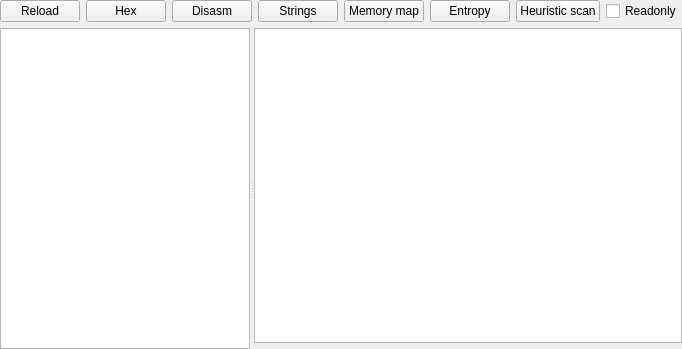
Old version of the form PE/pewidget.ui in the repository horsicq/FormatWidgets.
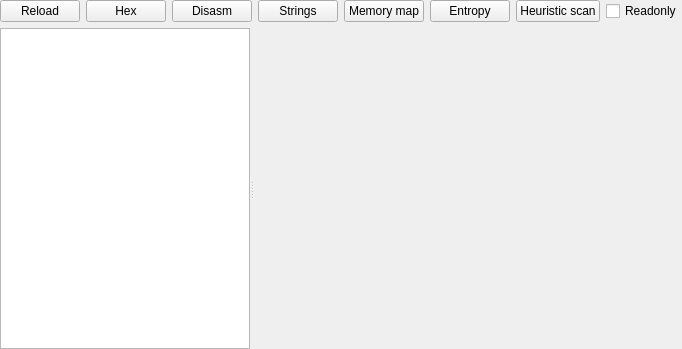
New version of the form. Custom widgets are drawn as their Qt base class.

Diff of the .ui file:
```diff
--- a/PE/pewidget.ui
+++ b/PE/pewidget.ui
@@ -134,7 +134,7 @@
      </widget>
      <widget class="QStackedWidget" name="stackedWidgetInfo">
       <property name="currentIndex">
-       <number>25</number>
+       <number>26</number>
       </property>
       <widget class="QWidget" name="page_HEX">
        <layout class="QVBoxLayout" name="verticalLayout_13">
@@ -1239,6 +1239,25 @@
         </item>
        </layout>
       </widget>
+      <widget class="QWidget" name="page_Net_Metadata_Stream">
+       <layout class="QVBoxLayout" name="verticalLayout_28">
+        <property name="leftMargin">
+         <number>0</number>
+        </property>
+        <property name="topMargin">
+         <number>0</number>
+        </property>
+        <property name="rightMargin">
+         <number>0</number>
+        </property>
+        <property name="bottomMargin">
+         <number>0</number>
+        </property>
+        <item>
+         <widget class="ToolsWidget" name="widgetHex_Net_Metadata_Stream" native="true"/>
+        </item>
+       </layout>
+      </widget>
       <widget class="QWidget" name="page_Overlay">
        <layout class="QVBoxLayout" name="verticalLayout_11">
         <property name="spacing">
```
